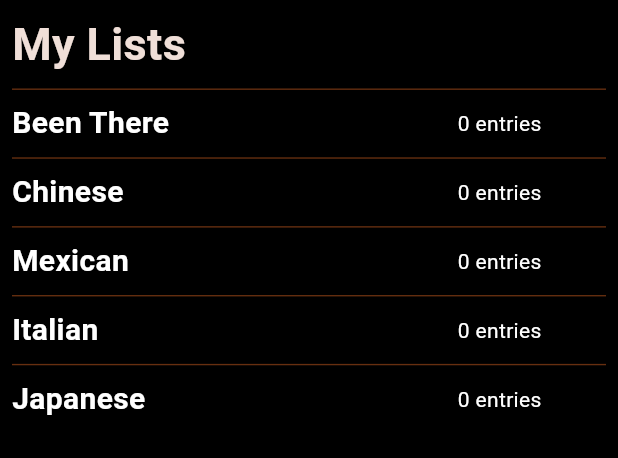
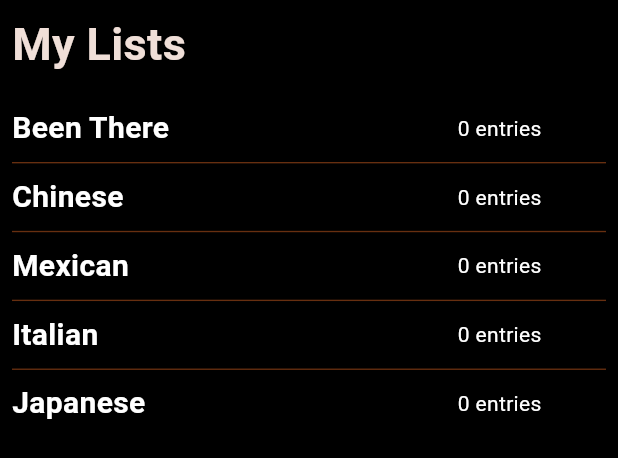
Before and after one commit to snwilson1234/indulge, a Flutter app: the UserListsView widget shown alone on an empty page, opened directly, on a phone screen of 412 x 824 dp. Shown: the top 458 px of the screen. Run offline on Flutter 3.47's test engine with Material 3 defaults, Android fonts, the phone set to English and light mode, and no system bars; our stand-ins replace email_validator, flutter_rating, sqflite, sqflite_common_ffi; missing offline and left inert: button_multiselect, enough_platform_widgets; accounts and stored records are empty; network calls fail; statements that could not run were skipped.

Commit message:
small styling change

```diff
--- a/lib/lists/views/user_lists_view.dart
+++ b/lib/lists/views/user_lists_view.dart
@@ -37,7 +37,9 @@ class _DefaultState extends State<UserListsView> {
               fontSize: 30,
             ),
           ),
-          const ListSeparator(),
+          const SizedBox(
+            height: 20,
+          ),
           // TODO?: possibly add searchbar functionality
           // const SearchBar(
 
```
